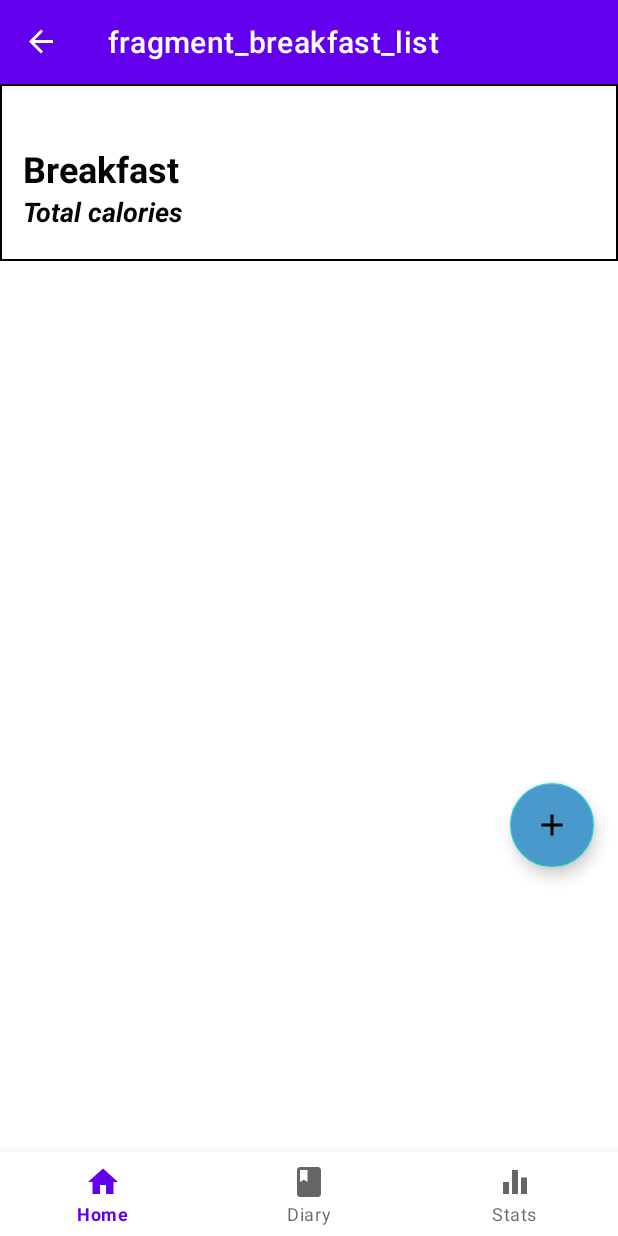
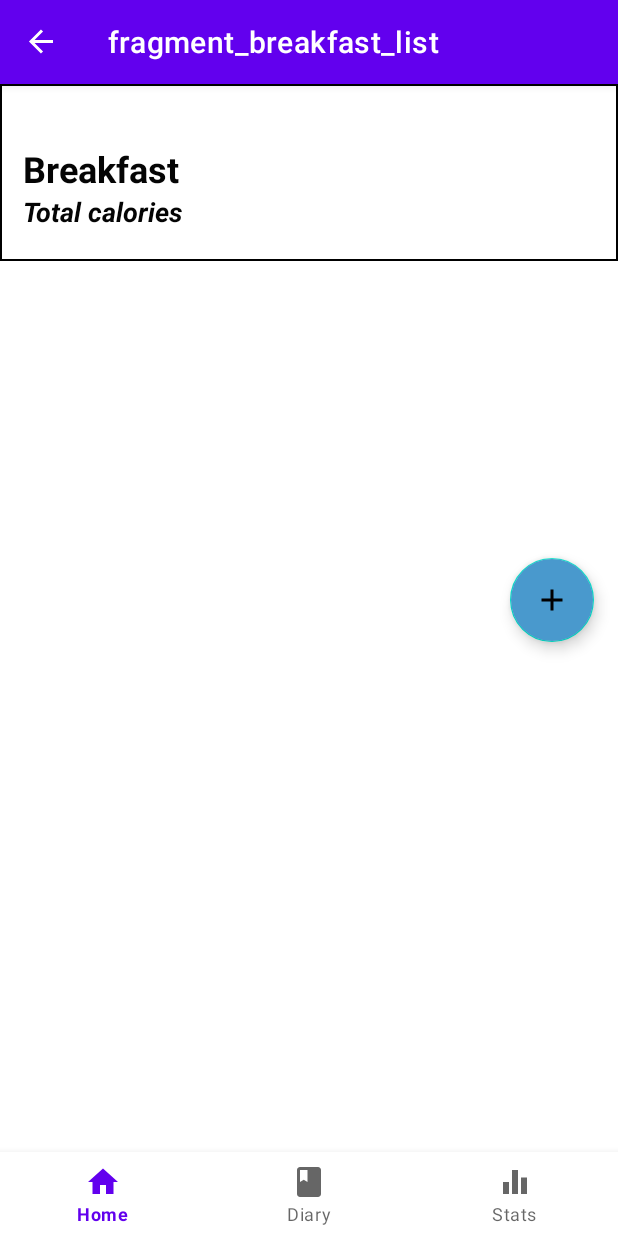
Before and after one commit to ythivend/calories-counter2, an Android app: the breakfastListFragment screen opened through its navigation route, on a phone screen of 412 x 824 dp. Run offline under Robolectric (Android 15) with nearby library versions, the phone set to English and light mode, and no system bars; our stand-ins replace navigation-ui.

```diff
--- a/app/build.gradle
+++ b/app/build.gradle
@@ -13,6 +13,7 @@ android {
         targetSdkVersion 30
         versionCode 1
         versionName "1.0"
+        multiDexEnabled true
 
         testInstrumentationRunner "androidx.test.runner.AndroidJUnitRunner"
     }
@@ -42,6 +43,9 @@ dependencies {
     implementation 'com.google.firebase:firebase-bom:27.1.0'
     implementation 'com.google.firebase:firebase-analytics:18.0.3'
     implementation 'com.firebaseui:firebase-ui-firestore:3.1.3'
+    implementation 'com.google.firebase:firebase-firestore:21.4.0'
+
+    implementation 'androidx.multidex:multidex:2.0.1'
 
     testImplementation 'junit:junit:4.+'
     androidTestImplementation 'androidx.test.ext:junit:1.1.2'
--- a/app/src/main/java/com/example/caloriescounter/breakfastListFragment.java
+++ b/app/src/main/java/com/example/caloriescounter/breakfastListFragment.java
@@ -13,6 +13,8 @@ import android.view.View;
 import android.view.ViewGroup;
 import android.widget.Button;
 
+import com.google.android.material.floatingactionbutton.FloatingActionButton;
+
 
 public class breakfastListFragment extends Fragment {
 
@@ -27,10 +29,13 @@ public class breakfastListFragment extends Fragment {
                              Bundle savedInstanceState) {
         // Inflate the layout for this fragment
         View view = inflater.inflate(R.layout.fragment_breakfast_list, container, false);
-        /*Button button = view.findViewById(R.id.breakfast_fab);
+        FloatingActionButton button;
+        button = view.findViewById(R.id.breakfast_fab);
+        button.setOnClickListener(v -> {
+            NavController navController = NavHostFragment.findNavController(this);
+            navController.navigate(R.id.action_breakfastListFragment_to_listFragment);
+        });
 
-        NavController navController = NavHostFragment.findNavController(this);
-        navController.navigate(R.id.action_breakfastListFragment_to_listFragment);
-        */return view;
+        return view;
     }
 }
--- a/app/src/main/res/layout/fragment_breakfast_list.xml
+++ b/app/src/main/res/layout/fragment_breakfast_list.xml
@@ -55,7 +55,8 @@
     <LinearLayout
         android:layout_width="match_parent"
         android:layout_height="wrap_content"
-        android:layout_marginTop="450dp"
+        android:layout_marginTop="300dp"
+        android:background="#00FFFFFF"
         android:orientation="vertical">
 
         <!-- Floating Action Button need to be in the first layout to appear -->
@@ -67,10 +68,10 @@
             android:layout_margin="16dp"
             android:layout_marginRight="16dp"
             android:backgroundTint="#4999CD"
-            app:fabSize="normal"
             android:clickable="true"
             android:focusable="true"
-            android:src="@drawable/ic_baseline_add_24" />
+            android:src="@drawable/ic_baseline_add_24"
+            app:fabSize="normal" />
 
     </LinearLayout>
 
--- a/app/src/main/res/layout/fragment_list.xml
+++ b/app/src/main/res/layout/fragment_list.xml
@@ -6,10 +6,6 @@
     tools:context=".listFragment">
 
     <!-- TODO: Update blank fragment layout -->
-    <TextView
-        android:layout_width="match_parent"
-        android:layout_height="match_parent"
-        android:text="@string/hello_blank_fragment" />
 
     <LinearLayout
         android:layout_width="match_parent"
```
Also changed, not shown: app/src/main/java/com/example/caloriescounter/listFragment.java (+46 -22 lines).
